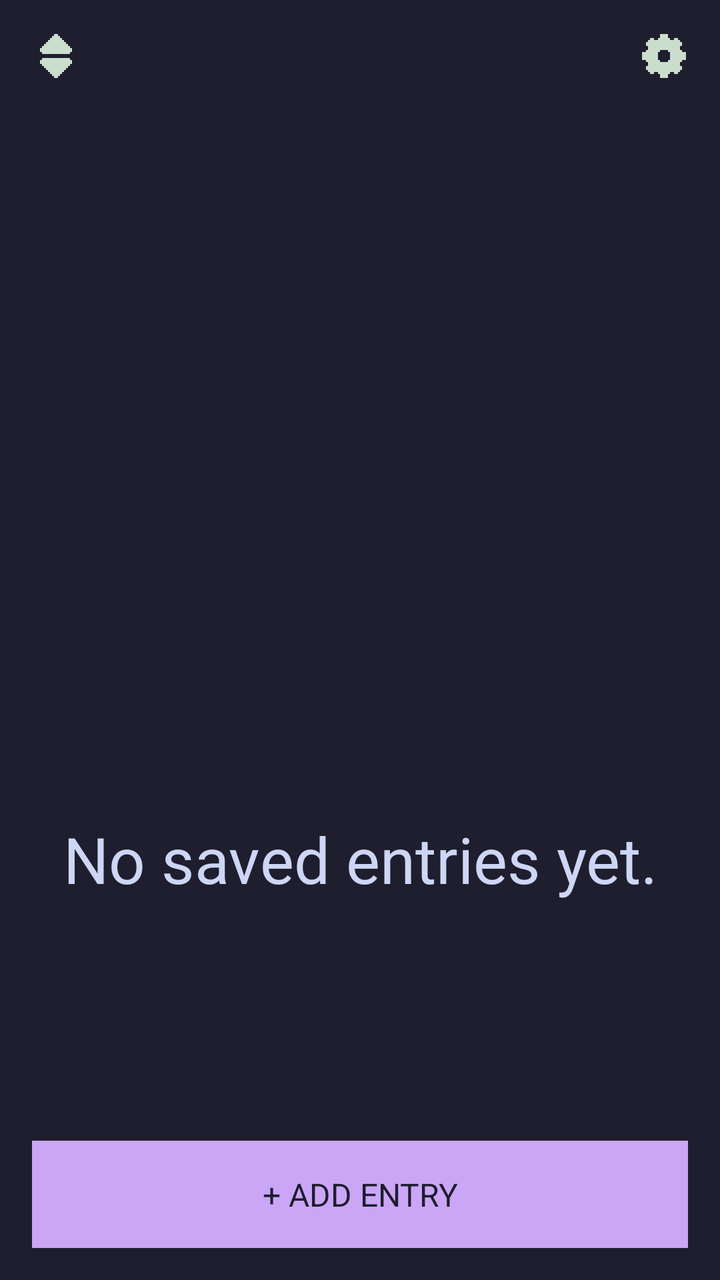
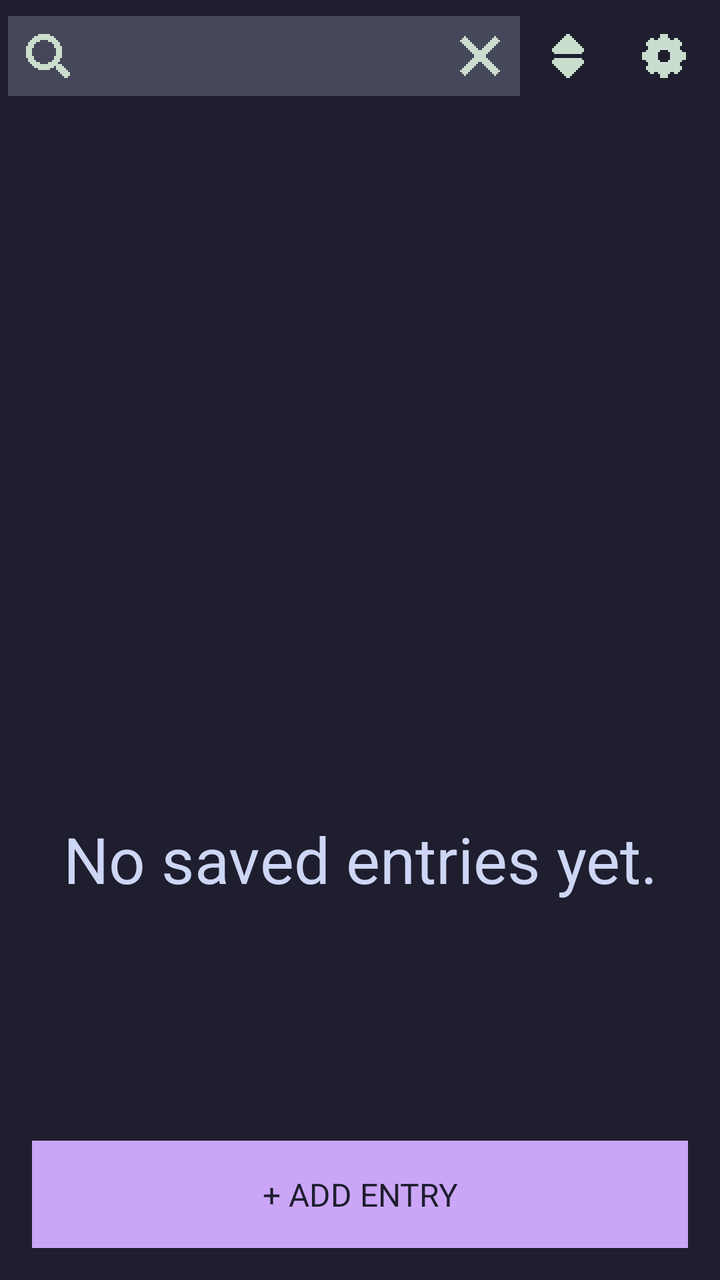

Two renders of the same Android screen: before a commit and after it. Below are the layout's source before the change and the commit's diff.
<!-- AndroidManifest.xml: application theme Theme.Okapi -->
<!-- res/layout/activity_main.xml -->
<?xml version="1.0" encoding="utf-8"?>
<LinearLayout xmlns:android="http://schemas.android.com/apk/res/android"
    android:id="@+id/root"
    style="@style/VerticalList"
    android:layout_height="match_parent"
    android:background="@color/base">

    <LinearLayout
        android:id="@+id/toolbar_row"
        style="@style/HorizontalList"
        android:padding="4sp">














        <FrameLayout
            android:id="@+id/sort_btn"
            android:layout_width="wrap_content"
            android:layout_height="wrap_content"
            android:padding="@dimen/small">

            <ImageView
                style="@style/Icon24"
                android:contentDescription="@string/altdescr_sort"
                android:src="@drawable/px_sort" />
        </FrameLayout>

        <View
            android:layout_width="0dp"
            android:layout_height="0dp"
            android:layout_weight="1" />

        <FrameLayout
            android:id="@+id/settings_btn"
            android:layout_width="wrap_content"
            android:layout_height="wrap_content"
            android:padding="@dimen/small">

            <ImageView
                style="@style/Icon24"
                android:contentDescription="@string/altdescr_open_settings"
                android:src="@drawable/px_cog" />
        </FrameLayout>

    </LinearLayout>

    <LinearLayout
        android:id="@+id/list_view"
        style="@style/VerticalList"
        android:layout_height="0dp"
        android:layout_weight="1">

        <ListView
            android:id="@+id/messages_list"
            android:layout_width="match_parent"
            android:layout_height="0dp"
            android:layout_weight="1"
            android:background="@android:color/transparent"
            android:cacheColorHint="@android:color/transparent"
            android:divider="@null"
            android:dividerHeight="0dp"
            android:fadingEdge="none"
            android:overScrollMode="never"
            android:scrollbars="none" />

        <TextView
            android:id="@+id/empty_label"
            style="@style/H2_Center"
            android:layout_height="0dp"
            android:layout_weight="1"
            android:text="@string/label_no_messages" />

        <Button
            android:id="@+id/add_btn"
            style="@style/BTN"
            android:layout_margin="16dp"
            android:text="@string/btn_add_message" />
    </LinearLayout>

    <LinearLayout
        android:id="@+id/edit_view"
        style="@style/VerticalList"
        android:layout_height="0dp"
        android:layout_weight="1"
        android:paddingLeft="16dp"
        android:paddingRight="16dp"
        android:paddingBottom="16dp"
        android:visibility="gone">

        <ScrollView
            android:layout_width="match_parent"
            android:layout_height="0dp"
            android:layout_weight="1"
            android:fadingEdge="none"
            android:fillViewport="true"
            android:overScrollMode="never"
            android:scrollbars="none">

            <LinearLayout style="@style/VerticalList">

                <LinearLayout style="@style/VerticalList_BG2">

                    <TextView
                        style="@style/Text"
                        android:text="@string/label_name" />

                    <View style="@style/SeparatorListVertical" />

                    <EditText
                        android:id="@+id/field_name"
                        style="@style/EditText"
                        android:inputType="textNoSuggestions" />
                </LinearLayout>

                <View style="@style/SeparatorListVertical" />

                <LinearLayout style="@style/VerticalList_BG2">

                    <TextView
                        style="@style/Text"
                        android:text="@string/label_user" />

                    <View style="@style/SeparatorListVertical" />

                    <EditText
                        android:id="@+id/field_user"
                        style="@style/EditText"
                        android:inputType="textNoSuggestions" />
                </LinearLayout>

                <View style="@style/SeparatorListVertical" />

                <LinearLayout style="@style/VerticalList_BG2">

                    <TextView
                        style="@style/Text"
                        android:text="@string/label_password" />

                    <View style="@style/SeparatorListVertical" />

                    <EditText
                        android:id="@+id/field_password"
                        style="@style/EditText"
                        android:inputType="textVisiblePassword" />
                </LinearLayout>

                <View style="@style/SeparatorListVertical" />

                <LinearLayout style="@style/VerticalList_BG2">

                    <TextView
                        style="@style/Text"
                        android:text="@string/label_url" />

                    <View style="@style/SeparatorListVertical" />

                    <EditText
                        android:id="@+id/field_url"
                        style="@style/EditText"
                        android:inputType="textUri|textNoSuggestions" />
                </LinearLayout>

                <View style="@style/SeparatorListVertical" />

                <LinearLayout style="@style/VerticalList_BG2">

                    <TextView
                        style="@style/Text"
                        android:text="@string/label_totp" />

                    <View style="@style/SeparatorListVertical" />

                    <EditText
                        android:id="@+id/field_totp"
                        style="@style/EditText"
                        android:inputType="textVisiblePassword" />
                </LinearLayout>
            </LinearLayout>
        </ScrollView>

        <View style="@style/Separator" />

        <Button
            android:id="@+id/save_btn"
            style="@style/BTN"
            android:text="@string/btn_save" />

        <View style="@style/SeparatorListVertical" />

        <Button
            android:id="@+id/delete_btn"
            style="@style/BTN_Danger"
            android:text="@string/btn_delete" />

        <View style="@style/SeparatorListVertical" />

        <Button
            android:id="@+id/cancel"
            style="@style/BTN"
            android:text="@string/btn_go_back" />
    </LinearLayout>
</LinearLayout>
<!-- resources referenced by this layout -->
<resources>
  <color name="base">#1E1E2E</color>
  <dimen name="small">12sp</dimen>
  <string name="altdescr_open_settings">Open Settings</string>
  <string name="altdescr_sort">Reorder messages</string>
  <string name="btn_add_message">+ ADD ENTRY</string>
  <string name="btn_delete">DELETE</string>
  <string name="btn_go_back">GO BACK</string>
  <string name="btn_save">SAVE</string>
  <string name="label_name">Name</string>
  <string name="label_no_messages">No saved entries yet.</string>
  <string name="label_password">Password</string>
  <string name="label_totp">TOTP Secret</string>
  <string name="label_url">URL</string>
  <string name="label_user">User</string>
  <style name="BTN_Danger" parent="BTN">
          <item name="android:background">@color/error</item>
      </style>
  <style name="H2_Center" parent="H2">
          <item name="android:gravity">center</item>
      </style>
  <style name="HorizontalList" parent="BlockFlow">
          <item name="android:orientation">horizontal</item>
          <item name="android:gravity">center_vertical</item>
      </style>
  <style name="SeparatorListVertical">
          <item name="android:layout_width">match_parent</item>
          <item name="android:layout_height">@dimen/space_between_elements</item>
      </style>
  <style name="Text" parent="BlockFlow">
          <item name="android:textColor">@color/text</item>
          <item name="android:textSize">@dimen/text</item>
      </style>
  <style name="VerticalList" parent="BlockFlow">
          <item name="android:orientation">vertical</item>
      </style>
  <style name="VerticalList_BG2" parent="VerticalList">
          <item name="android:background">@color/surface_0</item>
          <item name="android:padding">16dp</item>
      </style>
  <style name="BlockFlow">
          <item name="android:layout_width">match_parent</item>
          <item name="android:layout_height">wrap_content</item>
      </style>
  <dimen name="text">16sp</dimen>
  <color name="accent">#CBA6F7</color>
  <color name="error">#F38BA9</color>
  <color name="text">#CDD6F4</color>
  <style name="H2" parent="BlockFlow">
          <item name="android:textColor">@color/text</item>
          <item name="android:textSize">@dimen/h2</item>
      </style>
  <color name="disabled">#585B70</color>
  <dimen name="space_between_elements">8dp</dimen>
  <color name="surface_0">#45475A</color>
  <dimen name="h2">32sp</dimen>
  <!-- unchanged entries left out for length: 7 -->
</resources>

<!-- the commit's change to res/layout/activity_main.xml (unified diff, before → after) -->
@@ -10,18 +10,42 @@
         style="@style/HorizontalList"
         android:padding="4sp">
 
-
-
-
-
-
-
-
-
-
-
-
-
+        <LinearLayout
+            style="@style/HorizontalList"
+            android:layout_width="0dp"
+            android:layout_weight="1"
+            android:background="@color/surface_0">
+
+            <FrameLayout
+                android:layout_width="wrap_content"
+                android:layout_height="wrap_content"
+                android:padding="8dp">
+
+                <ImageView
+                    style="@style/Icon24"
+                    android:src="@drawable/px_search" />
+            </FrameLayout>
+
+            <EditText
+                android:id="@+id/search"
+                style="@style/EditText"
+                android:layout_width="0dp"
+                android:layout_weight="1"
+                android:background="@color/surface_0"
+                android:paddingTop="8dp"
+                android:paddingBottom="8dp" />
+
+            <FrameLayout
+                android:id="@+id/clear_btn"
+                android:layout_width="wrap_content"
+                android:layout_height="wrap_content"
+                android:padding="8dp">
+
+                <ImageView
+                    style="@style/Icon24"
+                    android:src="@drawable/px_times" />
+            </FrameLayout>
+        </LinearLayout>
 
         <FrameLayout
             android:id="@+id/sort_btn"
@@ -34,11 +58,6 @@
                 android:contentDescription="@string/altdescr_sort"
                 android:src="@drawable/px_sort" />
         </FrameLayout>
-
-        <View
-            android:layout_width="0dp"
-            android:layout_height="0dp"
-            android:layout_weight="1" />
 
         <FrameLayout
             android:id="@+id/settings_btn"
@@ -197,10 +216,15 @@
 
         <View style="@style/SeparatorListVertical" />
 
-        <Button
-            android:id="@+id/delete_btn"
+        
+        
+        
+        
+
+        <Button
+            android:id="@+id/archive_btn"
             style="@style/BTN_Danger"
-            android:text="@string/btn_delete" />
+            android:text="@string/btn_archive" />
 
         <View style="@style/SeparatorListVertical" />
 
<!-- resource entries referenced after the edit -->
@@ -2,10 +2,30 @@
 <resources>
   <color name="base">#1E1E2E</color>
   <dimen name="small">12sp</dimen>
+  <!-- drawable px_search (drawable) -->
+  <vector xmlns:android="http://schemas.android.com/apk/res/android"
+      android:width="24dp"
+      android:height="24dp"
+      android:viewportWidth="24"
+      android:viewportHeight="24">
+      <path
+          android:fillColor="#CBDECD"
+          android:pathData="m22,20v-1h-1v-1h-1v-1h-1v-1h-2v-1h1v-2h1v-6h-1v-2h-1v-1h-1v-1h-1v-1h-2v-1h-6v1h-2v1h-1v1h-1v1h-1v2h-1v6h1v2h1v1h1v1h1v1h2v1h6v-1h2v-1h1v2h1v1h1v1h1v1h1v1h2v-1h1v-2h-1ZM12,15v1h-4v-1h-2v-1h-1v-2h-1v-4h1v-2h1v-1h2v-1h4v1h2v1h1v2h1v4h-1v2h-1v1h-2Z" />
+  </vector>
+  <!-- drawable px_times (drawable) -->
+  <vector xmlns:android="http://schemas.android.com/apk/res/android"
+      android:width="24dp"
+      android:height="24dp"
+      android:viewportWidth="24"
+      android:viewportHeight="24">
+      <path
+          android:fillColor="#CBDECD"
+          android:pathData="M15,13l1,0l0,1l1,0l0,1l1,0l0,1l1,0l0,1l1,0l0,1l1,0l0,1l1,0l0,1l-1,0l0,1l-1,0l0,1l-1,0l0,-1l-1,0l0,-1l-1,0l0,-1l-1,0l0,-1l-1,0l0,-1l-1,0l0,-1l-1,0l0,-1l-2,0l0,1l-1,0l0,1l-1,0l0,1l-1,0l0,1l-1,0l0,1l-1,0l0,1l-1,0l0,1l-1,0l0,-1l-1,0l0,-1l-1,0l0,-1l1,0l0,-1l1,0l0,-1l1,0l0,-1l1,0l0,-1l1,0l0,-1l1,0l0,-1l1,0l0,-2l-1,0l0,-1l-1,0l0,-1l-1,0l0,-1l-1,0l0,-1l-1,0l0,-1l-1,0l0,-1l-1,0l0,-1l1,0l0,-1l1,0l0,-1l1,0l0,1l1,0l0,1l1,0l0,1l1,0l0,1l1,0l0,1l1,0l0,1l1,0l0,1l2,0l0,-1l1,0l0,-1l1,0l0,-1l1,0l0,-1l1,0l0,-1l1,0l0,-1l1,0l0,-1l1,0l0,1l1,0l0,1l1,0l0,1l-1,0l0,1l-1,0l0,1l-1,0l0,1l-1,0l0,1l-1,0l0,1l-1,0l0,1l-1,0l0,2z" />
+  </vector>
   <string name="altdescr_open_settings">Open Settings</string>
   <string name="altdescr_sort">Reorder messages</string>
   <string name="btn_add_message">+ ADD ENTRY</string>
-  <string name="btn_delete">DELETE</string>
+  <string name="btn_archive">ARCHIVE</string>
   <string name="btn_go_back">GO BACK</string>
   <string name="btn_save">SAVE</string>
   <string name="label_name">Name</string>
